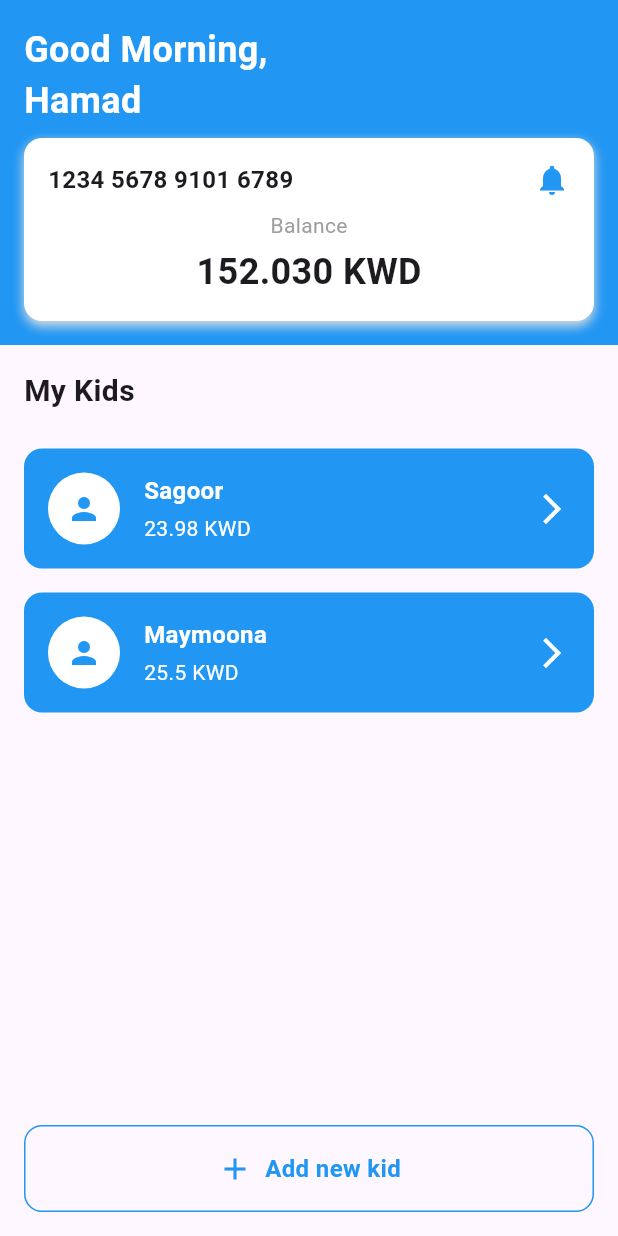
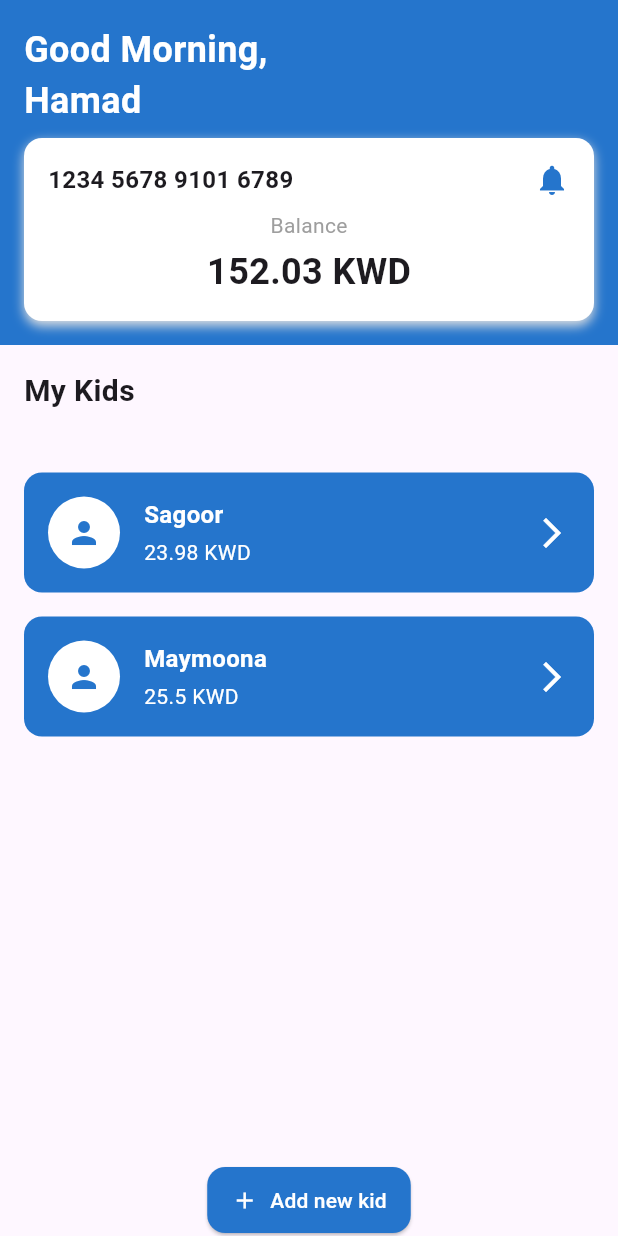
Before and after one commit to HamadAlmatouq/Awal_Parent_frontend, a Flutter app: the DashboardPage screen opened directly, on a phone screen of 412 x 824 dp. Run offline on Flutter 3.47's test engine with Material 3 defaults, Android fonts, the phone set to English and light mode, and no system bars; our stand-ins replace dio, go_router, shared_preferences; missing offline and left inert: jwt_decode; accounts and stored records are empty.

Commit message:
Add kid page

```diff
--- a/lib/pages/home_page.dart
+++ b/lib/pages/home_page.dart
@@ -1,4 +1,7 @@
+import 'package:bkid_frontend/widgets/balance_Card.dart';
+import 'package:bkid_frontend/widgets/kid_Card.dart';
 import 'package:flutter/material.dart';
+import 'package:go_router/go_router.dart';
 
 void main() {
   runApp(MyApp());
@@ -9,7 +12,7 @@ class MyApp extends StatelessWidget {
   Widget build(BuildContext context) {
     return MaterialApp(
       debugShowCheckedModeBanner: false,
-      title: 'Kids Dashboard',
+      title: '',
       theme: ThemeData(
         primarySwatch: Colors.blue,
       ),
@@ -23,7 +26,7 @@ class DashboardPage extends StatelessWidget {
   Widget build(BuildContext context) {
     return Scaffold(
       appBar: AppBar(
-        backgroundColor: Colors.blue,
+        backgroundColor: Color(0xFF2575CC),
         elevation: 0,
         toolbarHeight: 0, // Hide the app bar
       ),
@@ -31,7 +34,7 @@ class DashboardPage extends StatelessWidget {
         crossAxisAlignment: CrossAxisAlignment.start,
         children: [
           Container(
-            color: Colors.blue,
+            color: Color(0xFF2575CC),
             padding: EdgeInsets.all(16),
             child: Column(
               crossAxisAlignment: CrossAxisAlignment.start,
@@ -59,6 +62,7 @@ class DashboardPage extends StatelessWidget {
               ),
             ),
           ),
+          SizedBox(height: 16),
           Expanded(
             child: ListView(
               children: getDummyKidsData()
@@ -69,139 +73,64 @@ class DashboardPage extends StatelessWidget {
                   .toList(),
             ),
           ),
-          AddNewKidButton(),
+              Center(
+                child: ElevatedButton.icon(
+
+                      onPressed: () {
+                        context.push("/add-kid");
+                        // Handle add new kid button press
+                      },
+
+                      icon: Icon(Icons.add),
+                      label: Text('Add new kid'),
+                      style: ElevatedButton.styleFrom(
+                        backgroundColor: Color(0xFF2575CC), // Updated color
+                        foregroundColor: Colors.white, // Updated color
+                        padding: EdgeInsets.symmetric(horizontal: 16, vertical: 12),
+                        shape: RoundedRectangleBorder(
+                          borderRadius: BorderRadius.circular(12),
+                        ),
+                      ),
+                    ),
+              )
+    // Container(
+    //   margin: EdgeInsets.all(16),
+    //   padding: EdgeInsets.symmetric(vertical: 16),
+    //   decoration: BoxDecoration(
+    //     border: Border.all(color: Color(0xFF2575CC)),
+    //     borderRadius: BorderRadius.circular(12),
+    //   ),
+    //   child: Row(
+    //     mainAxisAlignment: MainAxisAlignment.center,
+    //     children: [
+    //       Icon(
+    //         Icons.add,
+    //         color: Color(0xFF2575CC),
+    //       ),
+    //       SizedBox(width: 8),
+    //       Text(
+    //         'Add new kid',
+    //         style: TextStyle(
+    //           color: Color(0xFF2575CC),
+    //           fontSize: 16,
+    //           fontWeight: FontWeight.bold,
+    //         ),
+    //       ),
+    //     ],
+    //   ),
+    // )
         ],
       ),
     );
   }
 }
 
-class BalanceCard extends StatelessWidget {
-  @override
-  Widget build(BuildContext context) {
-    return Container(
-      padding: EdgeInsets.all(16),
-      decoration: BoxDecoration(
-        color: Colors.white,
-        borderRadius: BorderRadius.circular(12),
-        boxShadow: [
-          BoxShadow(
-            color: Colors.grey.shade300,
-            blurRadius: 6,
-            offset: Offset(0, 3),
-          ),
-        ],
-      ),
-      child: Column(
-        children: [
-          Row(
-            mainAxisAlignment: MainAxisAlignment.spaceBetween,
-            children: [
-              Text(
-                '1234 5678 9101 6789',
-                style: TextStyle(
-                  fontSize: 16,
-                  fontWeight: FontWeight.bold,
-                ),
-              ),
-              Icon(
-                Icons.notifications,
-                color: Colors.blue,
-              ),
-            ],
-          ),
-          SizedBox(height: 8),
-          Text(
-            'Balance',
-            style: TextStyle(
-              fontSize: 14,
-              color: Colors.grey,
-            ),
-          ),
-          SizedBox(height: 4),
-          Text(
-            '152.030 KWD',
-            style: TextStyle(
-              fontWeight: FontWeight.bold,
-              fontSize: 24,
-            ),
-          ),
-        ],
-
-      ),
-    );
-  }
-}
-
-
+// Dummy data for kid cards
 List<Map<String, dynamic>> getDummyKidsData() {
   return [
     {'name': 'Sagoor', 'balance': 23.980},
     {'name': 'Maymoona', 'balance': 25.500},
   ];
-}
-
-class KidCard extends StatelessWidget {
-  final String name;
-  final double balance;
-
-  KidCard({required this.name, required this.balance});
-
-  @override
-  Widget build(BuildContext context) {
-    return Container(
-      margin: EdgeInsets.symmetric(horizontal: 16, vertical: 8),
-      padding: EdgeInsets.all(16),
-      decoration: BoxDecoration(
-        color: Colors.blue,
-        borderRadius: BorderRadius.circular(12),
-      ),
-      child: Row(
-        mainAxisAlignment: MainAxisAlignment.spaceBetween,
-        children: [
-          Row(
-            children: [
-              CircleAvatar(
-                radius: 24,
-                backgroundColor: Colors.white,
-                child: Icon(
-                  Icons.person,
-                  size: 24,
-                  color: Colors.blue,
-                ),
-              ),
-              SizedBox(width: 16),
-              Column(
-                crossAxisAlignment: CrossAxisAlignment.start,
-                children: [
-                  Text(
-                    name,
-                    style: TextStyle(
-                      color: Colors.white,
-                      fontSize: 16,
-                      fontWeight: FontWeight.bold,
-                    ),
-                  ),
-                  SizedBox(height: 4),
-                  Text(
-                    '$balance KWD',
-                    style: TextStyle(
-                      color: Colors.white,
-                      fontSize: 14,
-                    ),
-                  ),
-                ],
-              ),
-            ],
-          ),
-          Icon(
-            Icons.arrow_forward_ios,
-            color: Colors.white,
-          ),
-        ],
-      ),
-    );
-  }
 }
 
 class AddNewKidButton extends StatelessWidget {
@@ -211,7 +140,7 @@ class AddNewKidButton extends StatelessWidget {
       margin: EdgeInsets.all(16),
       padding: EdgeInsets.symmetric(vertical: 16),
       decoration: BoxDecoration(
-        border: Border.all(color: Colors.blue),
+        border: Border.all(color: Color(0xFF2575CC)),
         borderRadius: BorderRadius.circular(12),
       ),
       child: Row(
@@ -219,13 +148,13 @@ class AddNewKidButton extends StatelessWidget {
         children: [
           Icon(
             Icons.add,
-            color: Colors.blue,
+            color: Color(0xFF2575CC),
           ),
           SizedBox(width: 8),
           Text(
             'Add new kid',
             style: TextStyle(
-              color: Colors.blue,
+              color: Color(0xFF2575CC),
               fontSize: 16,
               fontWeight: FontWeight.bold,
             ),
--- /dev/null
+++ b/lib/widgets/balance_card.dart
@@ -0,0 +1,60 @@
+import 'package:flutter/material.dart';
+
+class BalanceCard extends StatelessWidget {
+  @override
+  Widget build(BuildContext context) {
+    final dummyCardNumber = '1234 5678 9101 6789';
+    final dummyBalance = 152.030;
+
+    return Container(
+      padding: EdgeInsets.all(16),
+      decoration: BoxDecoration(
+        color: Colors.white,
+        borderRadius: BorderRadius.circular(12),
+        boxShadow: [
+          BoxShadow(
+            color: Colors.grey.shade300,
+            blurRadius: 6,
+            offset: Offset(0, 3),
+          ),
+        ],
+      ),
+      child: Column(
+        children: [
+          Row(
+            mainAxisAlignment: MainAxisAlignment.spaceBetween,
+            children: [
+              Text(
+                dummyCardNumber,
+                style: TextStyle(
+                  fontSize: 16,
+                  fontWeight: FontWeight.bold,
+                ),
+              ),
+              Icon(
+                Icons.notifications,
+                color: Color(0xFF2575CC),
+              ),
+            ],
+          ),
+          SizedBox(height: 8),
+          Text(
+            'Balance',
+            style: TextStyle(
+              fontSize: 14,
+              color: Colors.grey,
+            ),
+          ),
+          SizedBox(height: 4),
+          Text(
+            '$dummyBalance KWD',
+            style: TextStyle(
+              fontWeight: FontWeight.bold,
+              fontSize: 24,
+            ),
+          ),
+        ],
+      ),
+    );
+  }
+}
--- /dev/null
+++ b/lib/widgets/kid_card.dart
@@ -0,0 +1,64 @@
+import 'package:flutter/material.dart';
+
+class KidCard extends StatelessWidget {
+  final String name;
+  final double balance;
+
+  KidCard({required this.name, required this.balance});
+
+  @override
+  Widget build(BuildContext context) {
+    return Container(
+      margin: EdgeInsets.symmetric(horizontal: 16, vertical: 8),
+      padding: EdgeInsets.all(16),
+      decoration: BoxDecoration(
+        color: Color(0xFF2575CC),
+        borderRadius: BorderRadius.circular(12),
+      ),
+      child: Row(
+        mainAxisAlignment: MainAxisAlignment.spaceBetween,
+        children: [
+          Row(
+            children: [
+              CircleAvatar(
+                radius: 24,
+                backgroundColor: Colors.white,
+                child: Icon(
+                  Icons.person,
+                  size: 24,
+                  color: Color(0xFF2575CC),
+                ),
+              ),
+              SizedBox(width: 16),
+              Column(
+                crossAxisAlignment: CrossAxisAlignment.start,
+                children: [
+                  Text(
+                    name,
+                    style: TextStyle(
+                      color: Colors.white,
+                      fontSize: 16,
+                      fontWeight: FontWeight.bold,
+                    ),
+                  ),
+                  SizedBox(height: 4),
+                  Text(
+                    '$balance KWD',
+                    style: TextStyle(
+                      color: Colors.white,
+                      fontSize: 14,
+                    ),
+                  ),
+                ],
+              ),
+            ],
+          ),
+          Icon(
+            Icons.arrow_forward_ios,
+            color: Colors.white,
+          ),
+        ],
+      ),
+    );
+  }
+}
```
Also changed, not shown: lib/main.dart (+7 -2 lines), lib/pages/add_kid_page.dart (added, +158 -0 lines), lib/pages/signIn_page.dart (+5 -5 lines), lib/pages/signUp_page.dart (+6 -6 lines), lib/services/auth_services.dart (+103 -16 lines).
